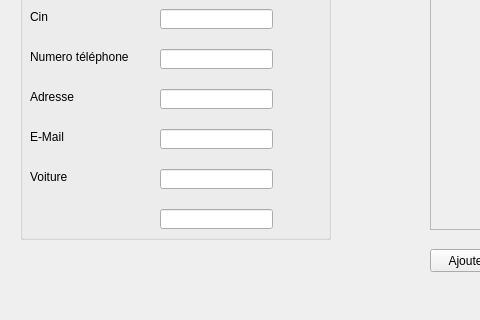
First picture: the form in mainwindow.ui, repository firastourki99/smartgarage, before the edit; both pictures show x 0 to 480 and y 158 to 478 of the 826 by 478 pixel window.
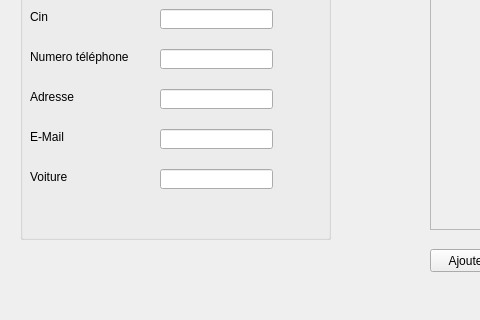
Second picture: the form after the edit.

What changed in the file:
```diff
--- a/mainwindow.ui
+++ b/mainwindow.ui
@@ -135,16 +135,6 @@
       </rect>
      </property>
     </widget>
-    <widget class="QLineEdit" name="lineEdit_8">
-     <property name="geometry">
-      <rect>
-       <x>140</x>
-       <y>320</y>
-       <width>113</width>
-       <height>20</height>
-      </rect>
-     </property>
-    </widget>
     <widget class="QLabel" name="label_4">
      <property name="geometry">
       <rect>
```
Left out of the diff: 16 changed lines with no effect on the pictures.
